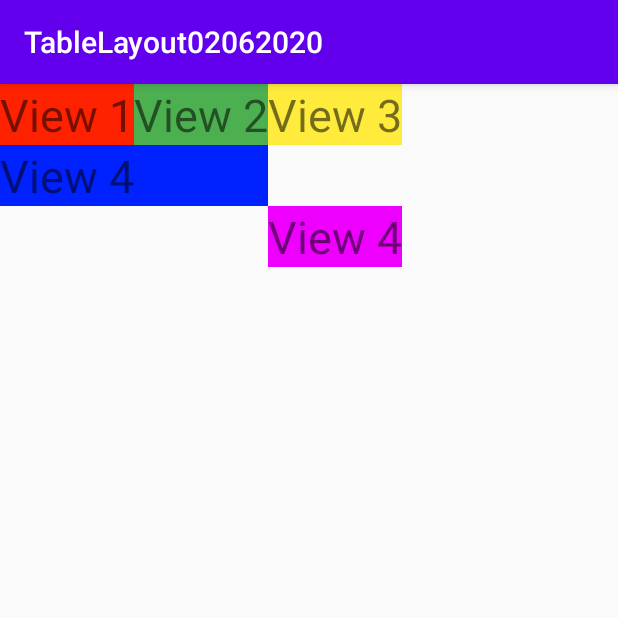
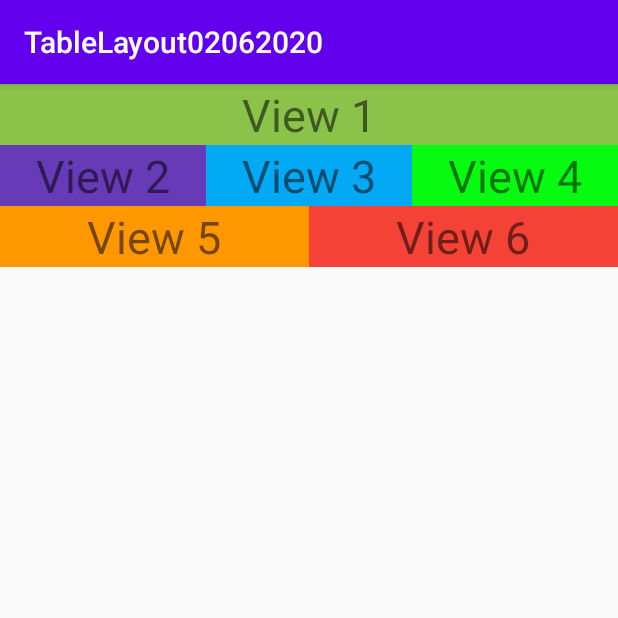
Before and after one commit to tanphat171/TableLayout02062020, an Android app: the screen it shows after launch (MainActivity), on a phone screen of 412 x 824 dp, the top half of it. Run offline under Robolectric (Android 15) with nearby library versions, the phone set to English and light mode, and no system bars.

Commit message:
LayoutWeight2

```diff
--- a/app/src/main/res/layout/activity_main.xml
+++ b/app/src/main/res/layout/activity_main.xml
@@ -4,51 +4,62 @@
     xmlns:tools="http://schemas.android.com/tools"
     android:layout_width="match_parent"
     android:layout_height="match_parent"
-
     tools:context=".MainActivity">
     <TableRow>
         <TextView
+            android:gravity="center"
+            android:layout_weight="1"
+            android:text="View 1"
             android:textSize="30sp"
-            android:background="#f20"
-            android:text="View 1"
-            android:layout_width="wrap_content"
-            android:layout_height="wrap_content"
-            />
-        <TextView
-            android:textSize="30sp"
-            android:background="#4CAF50"
-            android:text="View 2"
-            android:layout_width="wrap_content"
-            android:layout_height="wrap_content"
-            />
-        <TextView
-            android:textSize="30sp"
-            android:background="#FFEB3B"
-            android:text="View 3"
+            android:background="#8BC34A"
             android:layout_width="wrap_content"
             android:layout_height="wrap_content"
             />
     </TableRow>
     <TableRow>
         <TextView
-            android:layout_span="2"
+            android:gravity="center"
+            android:layout_weight="1"
+            android:text="View 2"
             android:textSize="30sp"
-            android:background="#0022FF"
+            android:background="#673AB7"
+            android:layout_width="wrap_content"
+            android:layout_height="wrap_content" />
+        <TextView
+            android:gravity="center"
+            android:layout_weight="1"
+            android:text="View 3"
+            android:textSize="30sp"
+            android:background="#03A9F4"
+            android:layout_width="wrap_content"
+            android:layout_height="wrap_content" />
+        <TextView
+            android:gravity="center"
+            android:layout_weight="1"
             android:text="View 4"
-            android:layout_width="0dp"
-            android:layout_height="wrap_content"
-            />
+            android:textSize="30sp"
+            android:background="#06FB10"
+            android:layout_width="wrap_content"
+            android:layout_height="wrap_content" />
 
     </TableRow>
     <TableRow>
         <TextView
-           android:layout_column="2"
+            android:gravity="center"
+            android:layout_weight="1"
+            android:text="View 5"
             android:textSize="30sp"
-            android:background="#EE00FF"
-            android:text="View 4"
-            android:layout_width="0dp"
-            android:layout_height="wrap_content"
-            />
+            android:background="#FF9800"
+            android:layout_width="wrap_content"
+            android:layout_height="wrap_content" />
+        <TextView
+            android:gravity="center"
+            android:layout_weight="1"
+            android:text="View 6"
+            android:textSize="30sp"
+            android:background="#F44336"
+            android:layout_width="wrap_content"
+            android:layout_height="wrap_content" />
 
     </TableRow>
 </TableLayout>
```
